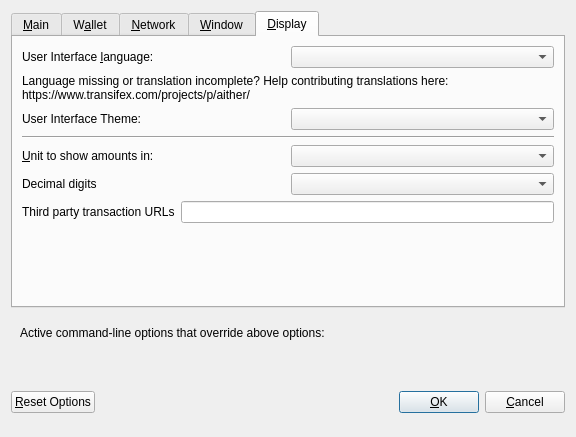
The window that src/qt/forms/optionsdialog.ui (defland/bhpcore) describes before a commit, drawn with Qt 5.
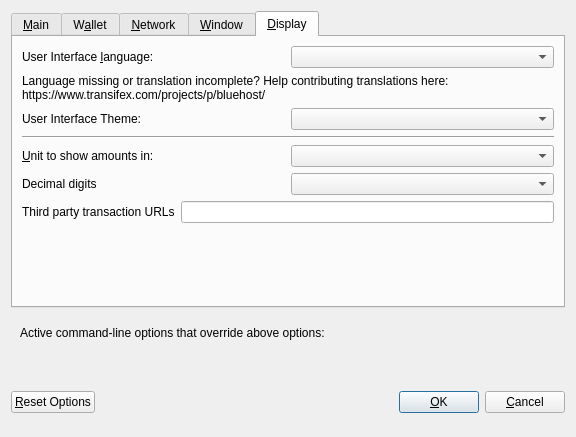
The same window after the commit. The open tabs and pages were chosen to show the change. Custom widgets are drawn as their Qt base class.

Commit message: aither -> bluehost

Diff of the .ui file:
```diff
--- a/src/qt/forms/optionsdialog.ui
+++ b/src/qt/forms/optionsdialog.ui
@@ -703,7 +703,7 @@
          </property>
          <property name="text">
           <string>Language missing or translation incomplete? Help contributing translations here:
-https://www.transifex.com/projects/p/aither/</string>
+https://www.transifex.com/projects/p/bluehost/</string>
          </property>
          <property name="wordWrap">
           <bool>true</bool>
```
The commit also changes 206 other files.
